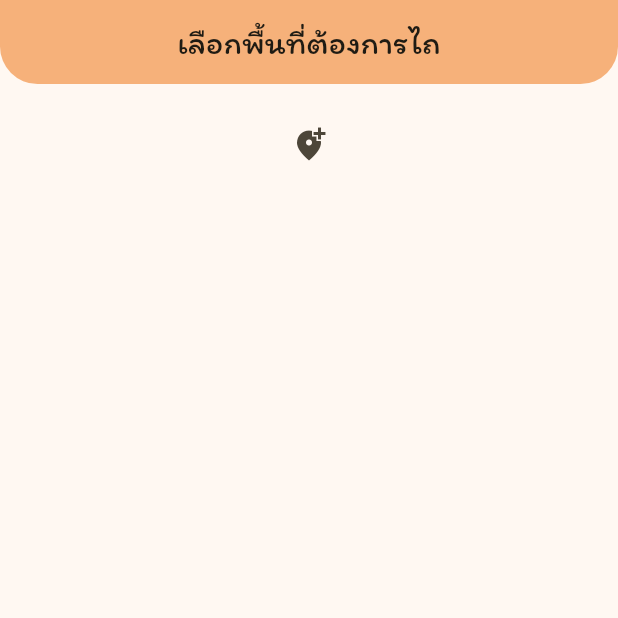
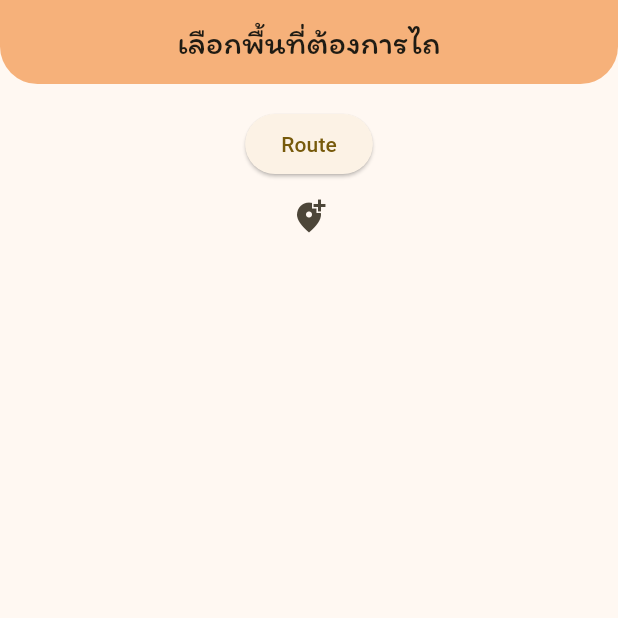
Before and after one commit to supakorn5/Project_tractor4u_fontend_v1, a Flutter app: the Workplace screen opened directly, on a phone screen of 412 x 824 dp, the top half of it. Run offline on Flutter 3.47's test engine with Material 3 defaults, Android fonts, the phone set to English and light mode, and no system bars; our stand-ins replace animated_text_kit, font_awesome_flutter, google_maps_flutter, image_picker, lottie; missing offline and left inert: dart:ffi.

Commit message:
workplace

```diff
--- a/lib/Start/Login.dart
+++ b/lib/Start/Login.dart
@@ -3,7 +3,7 @@ import 'dart:ffi';
 import 'package:flutter/material.dart';
 import 'package:font_awesome_flutter/font_awesome_flutter.dart';
 import 'package:tractor4your/Start/Register.dart';
-import 'package:tractor4your/page/customer/workplace.dart';
+import 'package:tractor4your/page/customer/workplace/workplace.dart';
 
 class Login_Page extends StatefulWidget {
   const Login_Page({Key? key});
--- a/lib/page/customer/addworkplace.dart
+++ b/lib/page/customer/workplace/addworkplace.dart
@@ -1,5 +1,5 @@
 import 'package:flutter/material.dart';
-import 'package:tractor4your/page/map_page.dart';
+import 'package:tractor4your/page/customer/workplace/map_page.dart';
 
 class Addworkplace extends StatefulWidget {
   const Addworkplace({super.key});
--- a/lib/page/customer/workplace.dart
+++ b/lib/page/customer/workplace/workplace.dart
@@ -1,5 +1,6 @@
 import 'package:flutter/material.dart';
-import 'package:tractor4your/page/customer/addworkplace.dart';
+import 'package:tractor4your/page/customer/menu/menubottombar.dart';
+import 'package:tractor4your/page/customer/workplace/addworkplace.dart';
 
 class Workplace extends StatefulWidget {
   const Workplace({super.key});
@@ -36,6 +37,12 @@ class _WorkplaceState extends State<Workplace> {
             padding: const EdgeInsets.all(16),
             child: Column(
               children: [
+                ElevatedButton(
+                    onPressed: () =>
+                        Navigator.of(context).push(MaterialPageRoute(
+                          builder: (context) => const MenuBottombar(),
+                        )),
+                    child: Text("Route")),
                 Row(
                   mainAxisAlignment: MainAxisAlignment.center,
                   children: [
```
Also changed, not shown: lib/page/customer/menu/menubottombar.dart (added, +15 -0 lines), lib/page/customer/workplace/map_page.dart (renamed from lib/page/map_page.dart).
